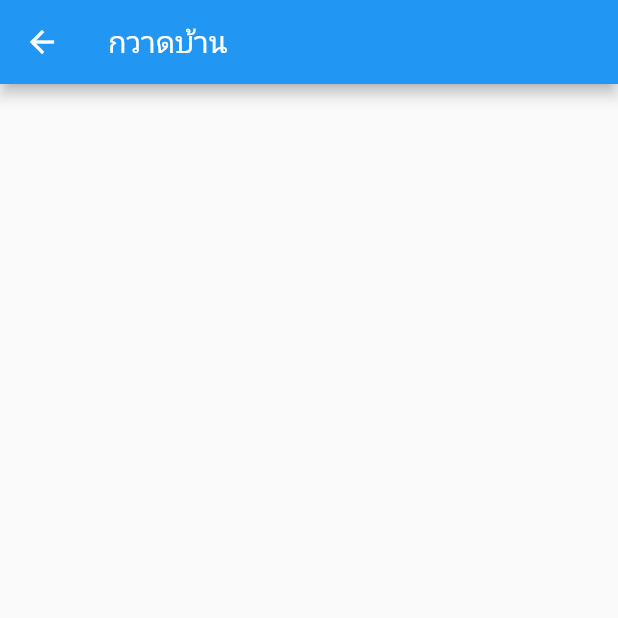
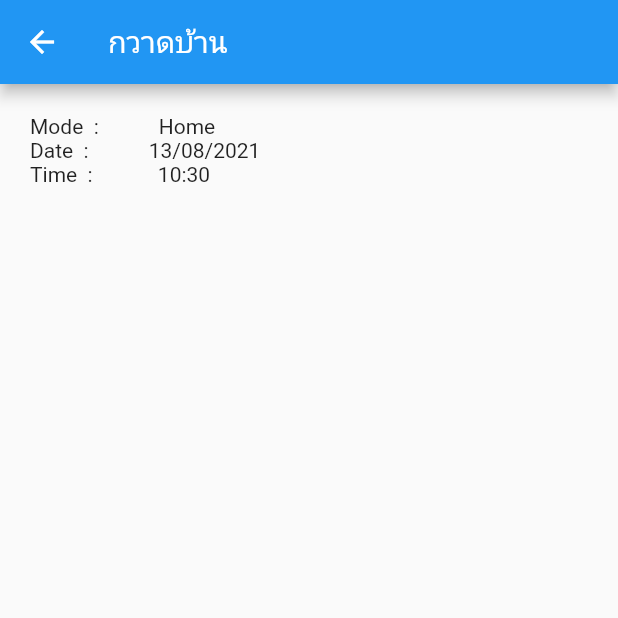
Before and after one commit to 6210110334/exam-mid, a Flutter app: the screen it shows after launch, after a tap on "กวาดบ้าน", on a phone screen of 412 x 824 dp, the top half of it. Run offline on Flutter 3.47's test engine with Material 2 defaults, Android fonts, the phone set to English and light mode, and no system bars.

Commit message:
show information last time page

```diff
--- a/lib/screens/detail_last_time_page.dart
+++ b/lib/screens/detail_last_time_page.dart
@@ -1,6 +1,7 @@
 import 'package:exam_mid/models/last_time.dart';
 import 'package:flutter/cupertino.dart';
 import 'package:flutter/material.dart';
+import 'package:intl/intl.dart';
 
 class DetailLastTimePage extends StatelessWidget {
   final LastTime lastTime;
@@ -11,6 +12,40 @@ class DetailLastTimePage extends StatelessWidget {
       appBar: AppBar(
         title: Text(lastTime.title),
       ),
+      body: Container(
+        margin: EdgeInsets.all(20),
+        child: Column(
+          children: [
+            Row(
+              children: [
+                Text('Mode  :'),
+                SizedBox(
+                  width: 40,
+                ),
+                Text(lastTime.mode)
+              ],
+            ),
+            Row(
+              children: [
+                Text('Date  :'),
+                SizedBox(
+                  width: 40,
+                ),
+                Text(DateFormat('dd/MM/yyyy').format(lastTime.time).toString()),
+              ],
+            ),
+            Row(
+              children: [
+                Text('Time  :'),
+                SizedBox(
+                  width: 40,
+                ),
+                Text(lastTime.time.toString().substring(10, 16))
+              ],
+            )
+          ],
+        ),
+      ),
     );
   }
 }
--- a/lib/screens/last_time_page.dart
+++ b/lib/screens/last_time_page.dart
@@ -11,6 +11,7 @@ class LastTimePage extends StatefulWidget {
 
 class LastTimeState extends State<LastTimePage> {
   late List<LastTime> listLastTime;
+  final TextEditingController _filter = new TextEditingController();
 
   @override
   void initState() {
@@ -24,9 +25,7 @@ class LastTimeState extends State<LastTimePage> {
         appBar: AppBar(
           title: Text('Exam MidTerm'),
         ),
-        body: Container(
-          // color: Colors.indigo[50],
-          child: Column(children: [
+        body: Column(children: [
           Container(
             height: 50,
             margin: EdgeInsets.all(20),
@@ -37,8 +36,14 @@ class LastTimeState extends State<LastTimePage> {
                   height: 40,
                   width: 200,
                   child: TextField(
+                    controller: _filter,
+                    onChanged: (value) {
+                      setState(() {
+                        _filter.text = value;
+                      });
+                    },
                     decoration: InputDecoration(
-                          border: OutlineInputBorder(), hintText: 'Search'),
+                        border: OutlineInputBorder(), hintText: 'Search Mode'),
                   ),
                 ),
                 SizedBox(
@@ -54,7 +59,9 @@ class LastTimeState extends State<LastTimePage> {
             ),
           ),
           Container(
-              margin: EdgeInsets.symmetric(horizontal: 20),
+            height: 40,
+            color: Colors.green[400],
+            margin: EdgeInsets.symmetric(horizontal: 8),
             child: Row(
               children: [
                 SizedBox(width: 20),
@@ -66,12 +73,19 @@ class LastTimeState extends State<LastTimePage> {
             ),
           ),
           Expanded(
-                child: ListView.builder(
+              child: listLastTime.length == 0
+                  ? Center(
+                      child: Text('ไม่มีสิ่งที่ต้องทำ'),
+                    )
+                  : ListView.builder(
                       padding: const EdgeInsets.all(8),
                       itemCount: listLastTime.length,
                       itemBuilder: (BuildContext context, int index) {
                         LastTime lastTime = listLastTime[index];
-                      return InkWell(
+                        return Container(
+                          margin: EdgeInsets.only(bottom: 2),
+                          color: Colors.green[200],
+                          child: InkWell(
                             onTap: () {
                               Navigator.push(
                                 context,
@@ -87,14 +101,16 @@ class LastTimeState extends State<LastTimePage> {
                                 children: [
                                   Text(lastTime.title),
                                   Spacer(),
-                              Text(lastTime.time.toString().substring(0, 10)),
+                                  Text(lastTime.time
+                                      .toString()
+                                      .substring(0, 10)),
                                 ],
+                              ),
                             ),
                           ),
                         );
                       }))
         ]),
-        ),
         floatingActionButton: FloatingActionButton(
           onPressed: () {
             // Add your onPressed code here!
@@ -103,7 +119,15 @@ class LastTimeState extends State<LastTimePage> {
             icon: const Icon(Icons.add),
             tooltip: 'Increase volume by 10',
             onPressed: () {
-              setState(() {});
+              showDialog(
+                  context: context,
+                  builder: (BuildContext context) => AlertDialog(
+                        title: Text('เพิ่มงานที่ทำ'),
+                        content: Text('add'),
+                      ));
+              // setState(() {
+              //   listLastTime.add(LastTime(DateTime.now(), 'ซักผ้า', 'Home'));
+              // });
             },
           ),
         ));
--- a/pubspec.yaml
+++ b/pubspec.yaml
@@ -28,6 +28,7 @@ dependencies:
   # The following adds the Cupertino Icons font to your application.
   # Use with the CupertinoIcons class for iOS style icons.
   cupertino_icons: ^1.0.2
+  intl: ^0.17.0
 
 dev_dependencies:
   flutter_test:
```
Also changed, not shown: pubspec.lock. Lines whose indentation alone changed are shown as unchanged.
